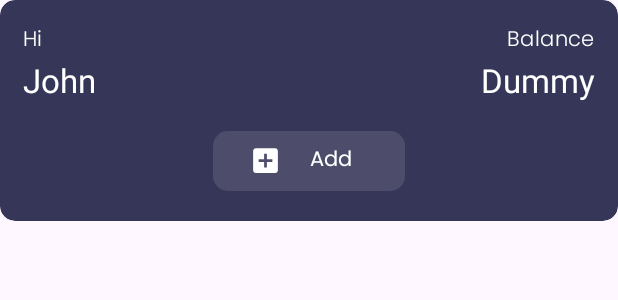
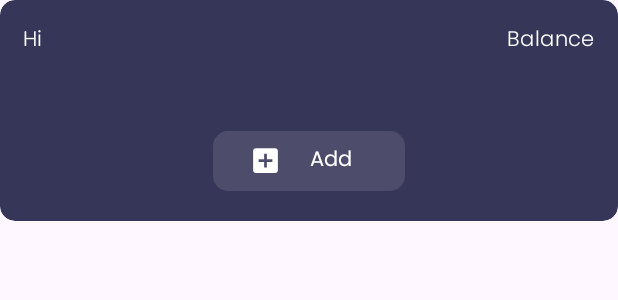
Before and after one commit to andrr64/KeuanganKu-Android, an Android app: the layout component_balance_card.xml on its own in the app's theme, with its tools: preview values and no code run, on a phone screen of 412 x 824 dp. Shown: the top 300 px of the screen. Run offline under Robolectric (Android 15) with nearby library versions, the phone set to English and light mode, and no system bars.

```diff
--- a/app/src/main/java/com/andreasoftware/keuanganku/KeuanganKuApplication.kt
+++ b/app/src/main/java/com/andreasoftware/keuanganku/KeuanganKuApplication.kt
@@ -4,5 +4,4 @@ import android.app.Application
 import dagger.hilt.android.HiltAndroidApp
 
 @HiltAndroidApp
-class KeuanganKuApplication : Application() {
-}
+class KeuanganKuApplication : Application()
--- a/app/src/main/java/com/andreasoftware/keuanganku/ui/fragments/menu/Home.kt
+++ b/app/src/main/java/com/andreasoftware/keuanganku/ui/fragments/menu/Home.kt
@@ -1,5 +1,6 @@
 package com.andreasoftware.keuanganku.ui.fragments.menu
 
+import android.annotation.SuppressLint
 import android.os.Bundle
 import android.util.Log
 import android.view.LayoutInflater
@@ -35,9 +36,14 @@ class Home : Fragment() {
         return binding.root
     }
 
+    @SuppressLint("SetTextI18n")
     override fun onViewCreated(view: View, savedInstanceState: Bundle?) {
         Log.d("Home", "onViewCreated: Home")
         super.onViewCreated(view, savedInstanceState)
+
+
+        ///TODO: handle name
+        binding.balanceCard.userName.text = "John"
         setupObservers()
         setupClickListeners()
         setupPeriodSpinner()
--- a/app/src/main/res/layout/component_balance_card.xml
+++ b/app/src/main/res/layout/component_balance_card.xml
@@ -39,7 +39,7 @@
                     android:id="@+id/userName"
                     android:layout_width="match_parent"
                     android:layout_height="wrap_content"
-                    android:text="@string/default_name"
+                    android:text="@string/empty"
                     android:textAppearance="?attr/textAppearanceTitleLarge"
                     android:textColor="@color/white" />
             </LinearLayout>
@@ -66,7 +66,7 @@
                     android:layout_height="wrap_content"
                     android:ellipsize="end"
                     android:maxLines="1"
-                    android:text="@string/dummy"
+                    android:text="@string/empty"
                     android:textAppearance="?attr/textAppearanceTitleLarge"
                     android:textColor="@color/white" />
             </LinearLayout>
--- a/app/src/main/res/layout/component_expense_card.xml
+++ b/app/src/main/res/layout/component_expense_card.xml
@@ -47,7 +47,7 @@
                     android:ellipsize="end"
                     android:fontFamily="@font/poppins"
                     android:maxLines="1"
-                    android:text="@string/dummy"
+                    android:text="@string/empty"
                     android:textColor="@color/white"
                     android:textSize="22sp" />
             </LinearLayout>
--- a/app/src/main/res/layout/component_income_card.xml
+++ b/app/src/main/res/layout/component_income_card.xml
@@ -47,7 +47,7 @@
                     android:ellipsize="end"
                     android:fontFamily="@font/poppins"
                     android:maxLines="1"
-                    android:text="@string/dummy"
+                    android:text="@string/empty"
                     android:textColor="@color/white"
                     android:textSize="22sp" />
 
--- a/app/src/main/res/values/strings.xml
+++ b/app/src/main/res/values/strings.xml
@@ -28,8 +28,9 @@
     <string name="period">Period</string>
     <string name="expense">Expense</string>
     <string name="income">Income</string>
-    <string name="hi">Hi</string>
-    <string name="default_name">John</string>
+    <string name="hi" translatable="false">Hi</string>
+    <string name="default_name" translatable="false">John</string>
     <!-- TODO: Remove or change this placeholder text -->
-    <string name="hello_blank_fragment">Hello blank fragment</string>
+    <string name="hello_blank_fragment" translatable="false">Hello blank fragment</string>
+    <string name="empty" translatable="false"></string>
 </resources>
```
Also changed, not shown: app/src/main/res/navigation/nav_graph.xml (+15 -3 lines), 1 other file.
